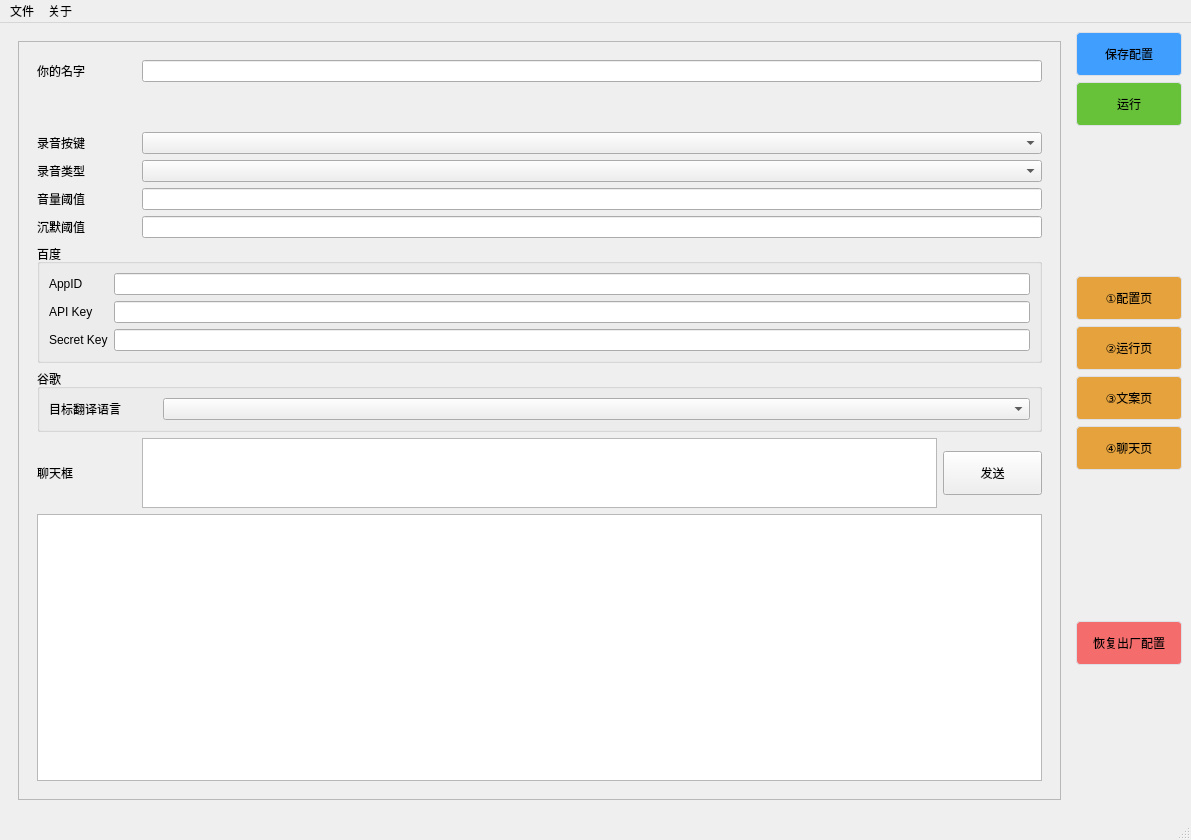
This is ui/main.ui in sandboxdream/AI-Vtuber as Qt 5 draws it before an edit. The edited form follows.
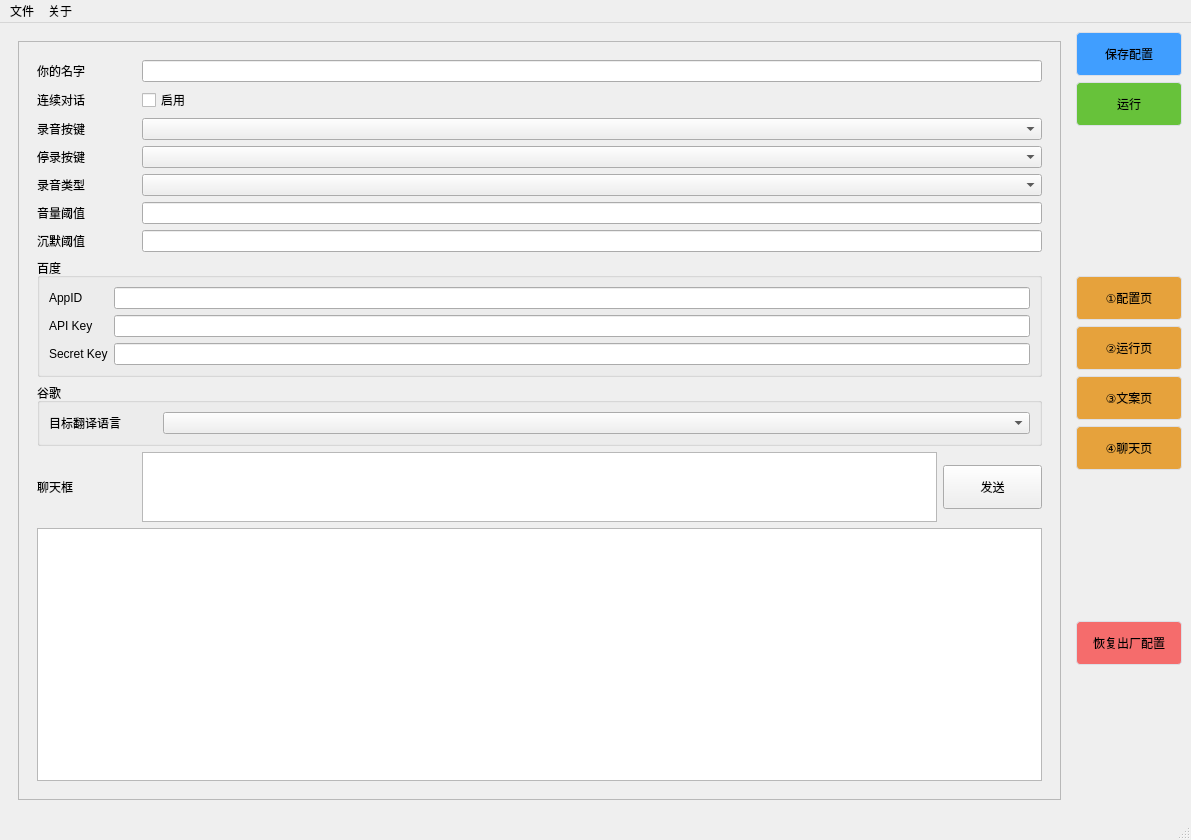
This is the edited form. The open tabs and pages were chosen to show the change.

Commit message: 聊天模式 支持循环录音功能，新增停止触发按键。

Diff of the .ui file:
```diff
--- a/ui/main.ui
+++ b/ui/main.ui
@@ -2094,29 +2094,69 @@
            <property name="geometry">
             <rect>
              <x>0</x>
-             <y>-93</y>
+             <y>0</y>
              <width>963</width>
-             <height>836</height>
+             <height>919</height>
             </rect>
            </property>
            <layout class="QVBoxLayout" name="verticalLayout_3">
             <item>
              <widget class="QWidget" name="widget_2" native="true">
-              <layout class="QGridLayout" name="gridLayout_40" rowstretch="1,1,1,1,1,1,1,1,1,1,5" columnstretch="1,8,1" rowminimumheight="1,1,1,1,1,1,1,1,1,1,1">
-               <item row="3" column="1" colspan="2">
-                <widget class="QComboBox" name="comboBox_talk_type"/>
+              <layout class="QGridLayout" name="gridLayout_40" rowstretch="1,1,1,1,1,1,1,1,1,1,5,0" columnstretch="1,8,1" rowminimumheight="1,1,1,1,1,1,1,1,1,1,1,0">
+               <item row="6" column="1" colspan="2">
+                <widget class="QLineEdit" name="lineEdit_talk_silence_threshold"/>
+               </item>
+               <item row="9" column="2">
+                <widget class="QPushButton" name="pushButton_talk_chat_box_send">
+                 <property name="cursor">
+                  <cursorShape>PointingHandCursor</cursorShape>
+                 </property>
+                 <property name="styleSheet">
+                  <string notr="true">text-align: center;
+padding: 12px 16px;
+font: 80 10pt &quot;微软雅黑&quot;;</string>
+                 </property>
+                 <property name="text">
+                  <string>发送</string>
+                 </property>
+                </widget>
+               </item>
+               <item row="8" column="0" colspan="3">
+                <widget class="QGroupBox" name="groupBox_talk_google">
+                 <property name="title">
+                  <string>谷歌</string>
+                 </property>
+                 <layout class="QGridLayout" name="gridLayout_41" columnstretch="1,8">
+                  <item row="1" column="1">
+                   <widget class="QComboBox" name="comboBox_talk_google_tgt_lang"/>
+                  </item>
+                  <item row="1" column="0">
+                   <widget class="QLabel" name="label_talk_google_tgt_lang">
+                    <property name="text">
+                     <string>目标翻译语言</string>
+                    </property>
+                   </widget>
+                  </item>
+                 </layout>
+                </widget>
                </item>
                <item row="4" column="1" colspan="2">
+                <widget class="QComboBox" name="comboBox_talk_type"/>
+               </item>
+               <item row="5" column="1" colspan="2">
                 <widget class="QLineEdit" name="lineEdit_talk_volume_threshold"/>
                </item>
-               <item row="2" column="0">
-                <widget class="QLabel" name="label_talk_trigger_key">
+               <item row="0" column="1" colspan="2">
+                <widget class="QLineEdit" name="lineEdit_talk_username"/>
+               </item>
+               <item row="9" column="0">
+                <widget class="QLabel" name="label_talk_chat_box">
                  <property name="text">
-                  <string>录音按键</string>
+                  <string>聊天框</string>
                  </property>
                 </widget>
                </item>
-               <item row="6" column="0" colspan="3">
+               <item row="7" column="0" colspan="3">
                 <widget class="QGroupBox" name="groupBox_talk_baidu">
                  <property name="title">
                   <string>百度</string>
@@ -2155,88 +2195,24 @@
                  </layout>
                 </widget>
                </item>
-               <item row="3" column="0">
-                <widget class="QLabel" name="label_talk_type">
-                 <property name="text">
-                  <string>录音类型</string>
-                 </property>
-                </widget>
-               </item>
-               <item row="5" column="1" colspan="2">
-                <widget class="QLineEdit" name="lineEdit_talk_silence_threshold"/>
-               </item>
-               <item row="8" column="2">
-                <widget class="QPushButton" name="pushButton_talk_chat_box_send">
-                 <property name="cursor">
-                  <cursorShape>PointingHandCursor</cursorShape>
-                 </property>
-                 <property name="styleSheet">
-                  <string notr="true">text-align: center;
-padding: 12px 16px;
-font: 80 10pt &quot;微软雅黑&quot;;</string>
-                 </property>
-                 <property name="text">
-                  <string>发送</string>
-                 </property>
-                </widget>
-               </item>
-               <item row="0" column="0">
-                <widget class="QLabel" name="label_talk_username">
-                 <property name="text">
-                  <string>你的名字</string>
-                 </property>
-                </widget>
-               </item>
-               <item row="2" column="1" colspan="2">
-                <widget class="QComboBox" name="comboBox_talk_trigger_key"/>
-               </item>
-               <item row="7" column="0" colspan="3">
-                <widget class="QGroupBox" name="groupBox_talk_google">
-                 <property name="title">
-                  <string>谷歌</string>
-                 </property>
-                 <layout class="QGridLayout" name="gridLayout_41" columnstretch="1,8">
-                  <item row="1" column="1">
-                   <widget class="QComboBox" name="comboBox_talk_google_tgt_lang"/>
-                  </item>
-                  <item row="1" column="0">
-                   <widget class="QLabel" name="label_talk_google_tgt_lang">
-                    <property name="text">
-                     <string>目标翻译语言</string>
-                    </property>
-                   </widget>
-                  </item>
-                 </layout>
-                </widget>
-               </item>
-               <item row="0" column="1" colspan="2">
-                <widget class="QLineEdit" name="lineEdit_talk_username"/>
-               </item>
-               <item row="8" column="1">
+               <item row="9" column="1">
                 <widget class="QTextEdit" name="textEdit_talk_chat_box"/>
                </item>
                <item row="4" column="0">
-                <widget class="QLabel" name="label_talk_volume_threshold">
+                <widget class="QLabel" name="label_talk_type">
                  <property name="text">
-                  <string>音量阈值</string>
+                  <string>录音类型</string>
                  </property>
                 </widget>
                </item>
-               <item row="5" column="0">
+               <item row="6" column="0">
                 <widget class="QLabel" name="label_talk_silence_threshold">
                  <property name="text">
                   <string>沉默阈值</string>
                  </property>
                 </widget>
                </item>
-               <item row="8" column="0">
-                <widget class="QLabel" name="label_talk_chat_box">
-                 <property name="text">
-                  <string>聊天框</string>
-                 </property>
-                </widget>
-               </item>
-               <item row="9" column="0" rowspan="2" colspan="3">
+               <item row="10" column="0" rowspan="2" colspan="3">
                 <widget class="QTextBrowser" name="textBrowser_talk_log">
                  <property name="styleSheet">
                   <string notr="true">font: 12pt &quot;仿宋&quot;;
@@ -2245,6 +2221,54 @@
                  </property>
                 </widget>
                </item>
+               <item row="2" column="1" colspan="2">
+                <widget class="QComboBox" name="comboBox_talk_trigger_key"/>
+               </item>
+               <item row="0" column="0">
+                <widget class="QLabel" name="label_talk_username">
+                 <property name="text">
+                  <string>你的名字</string>
+                 </property>
+                </widget>
+               </item>
+               <item row="2" column="0">
+                <widget class="QLabel" name="label_talk_trigger_key">
+                 <property name="text">
+                  <string>录音按键</string>
+                 </property>
+                </widget>
+               </item>
+               <item row="5" column="0">
+                <widget class="QLabel" name="label_talk_volume_threshold">
+                 <property name="text">
+                  <string>音量阈值</string>
+                 </property>
+                </widget>
+               </item>
+               <item row="3" column="0">
+                <widget class="QLabel" name="label_talk_stop_trigger_key">
+                 <property name="text">
+                  <string>停录按键</string>
+                 </property>
+                </widget>
+               </item>
+               <item row="3" column="1" colspan="2">
+                <widget class="QComboBox" name="comboBox_talk_stop_trigger_key"/>
+               </item>
+               <item row="1" column="0">
+                <widget class="QLabel" name="label_talk_continuous_talk">
+                 <property name="text">
+                  <string>连续对话</string>
+                 </property>
+                </widget>
+               </item>
+               <item row="1" column="1" colspan="2">
+                <widget class="QCheckBox" name="checkBox_talk_continuous_talk">
+                 <property name="text">
+                  <string>启用</string>
+                 </property>
+                </widget>
+               </item>
               </layout>
              </widget>
             </item>
```
The commit also changes 6 other files.
